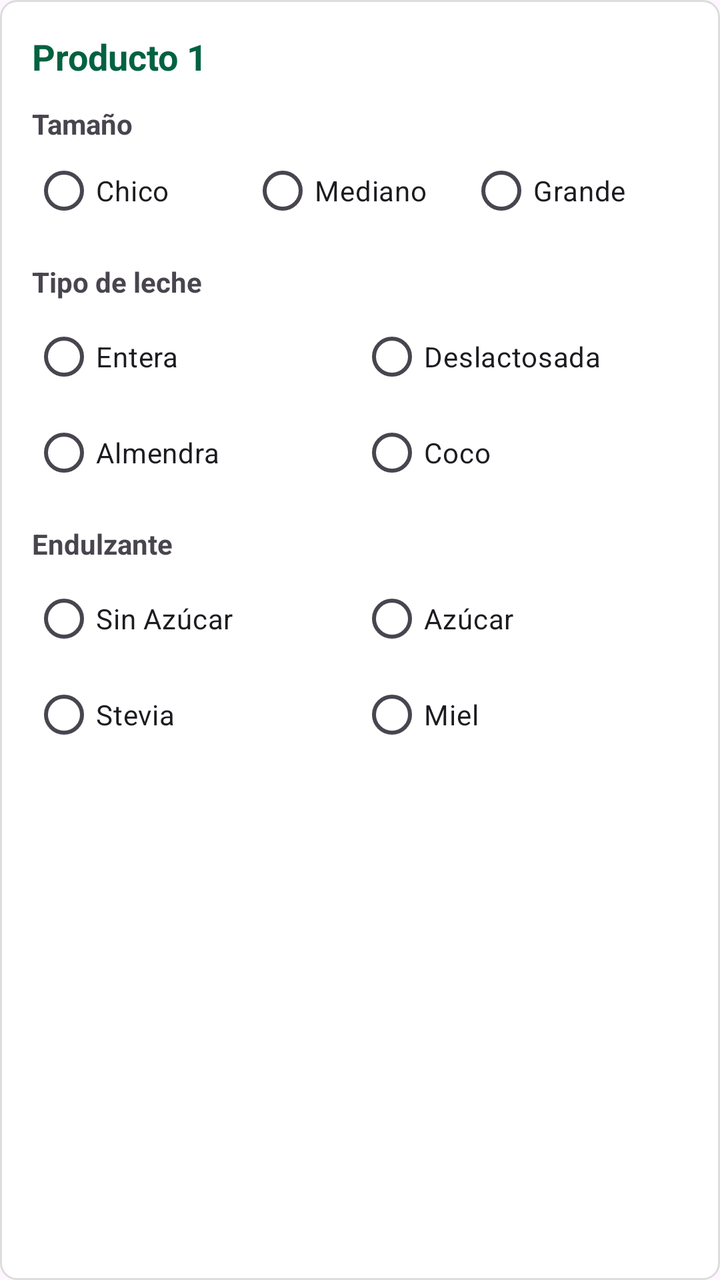
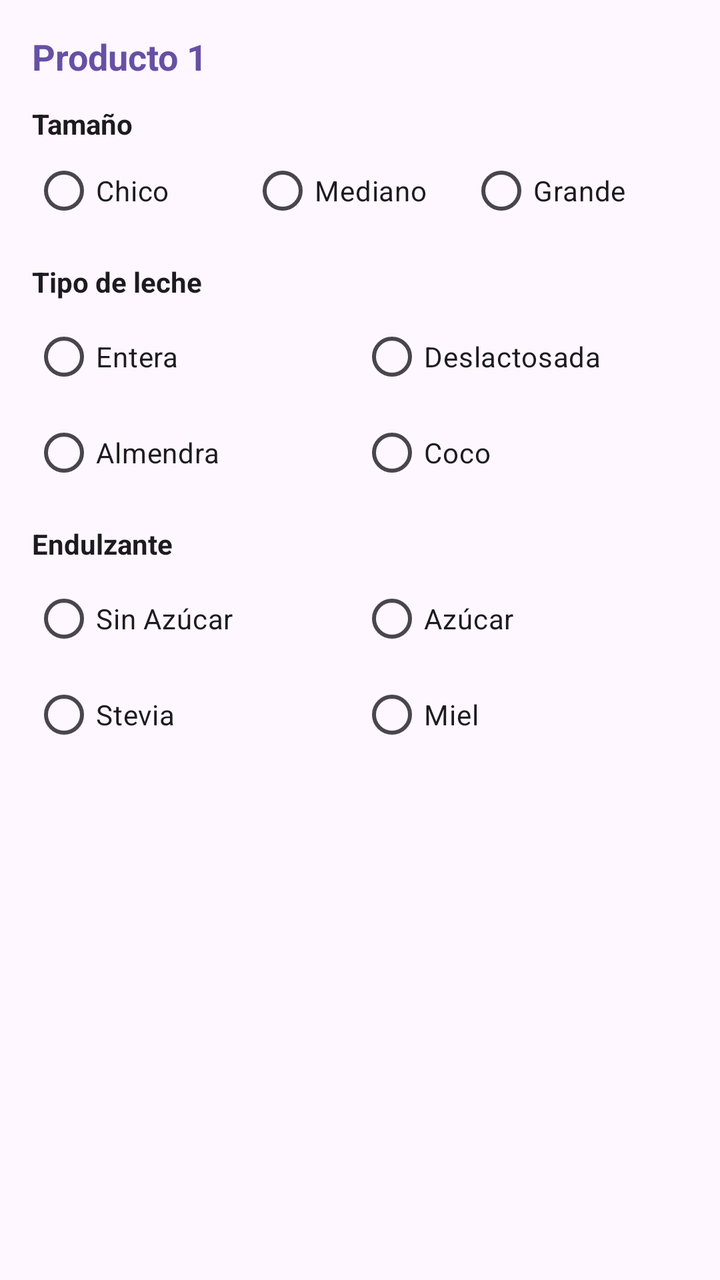

Before-and-after screenshots of an Android layout around one commit, followed by the original layout XML and the change that was made.
<!-- AndroidManifest.xml: application theme Theme.Navegacion_Menus -->
<!-- res/layout/item_custom_block.xml -->
<?xml version="1.0" encoding="utf-8"?>
<LinearLayout xmlns:android="http://schemas.android.com/apk/res/android"
    android:layout_width="match_parent"
    android:layout_height="wrap_content"
    android:orientation="vertical"
    android:padding="16dp"
    android:layout_marginBottom="16dp"
    android:background="@drawable/border_light_gray">

    <TextView
        android:id="@+id/tv_item_number"
        android:layout_width="wrap_content"
        android:layout_height="wrap_content"
        android:text="Producto 1"
        android:textColor="#006241"
        android:textStyle="bold"
        android:textSize="18sp"
        android:layout_marginBottom="12dp"/>

    <LinearLayout
        android:id="@+id/section_size_container"
        android:layout_width="match_parent"
        android:layout_height="wrap_content"
        android:orientation="vertical">

        <TextView
            android:id="@+id/tv_titulo_tamano"
            android:layout_width="wrap_content"
            android:layout_height="wrap_content"
            android:text="Tamaño"
            android:textStyle="bold" />

        <RadioGroup
            android:id="@+id/section_size"
            android:layout_width="match_parent"
            android:layout_height="wrap_content"
            android:orientation="horizontal"
            android:layout_marginBottom="12dp">

            <RadioButton android:id="@+id/rb_chico" android:layout_width="0dp" android:layout_weight="1" android:layout_height="wrap_content" android:text="Chico"/>
            <RadioButton android:id="@+id/rb_mediano" android:layout_width="0dp" android:layout_weight="1" android:layout_height="wrap_content" android:text="Mediano"/>
            <RadioButton android:id="@+id/rb_grande" android:layout_width="0dp" android:layout_weight="1" android:layout_height="wrap_content" android:text="Grande" />
        </RadioGroup>
    </LinearLayout>

    <LinearLayout android:id="@+id/section_leche" android:layout_width="match_parent" android:layout_height="wrap_content" android:orientation="vertical" android:layout_marginBottom="12dp">
        <TextView android:layout_width="wrap_content" android:layout_height="wrap_content" android:text="Tipo de leche" android:textStyle="bold" android:layout_marginBottom="4dp"/>

        <LinearLayout android:layout_width="match_parent" android:layout_height="wrap_content" android:orientation="horizontal">
            <RadioButton android:id="@+id/rb_entera" android:layout_width="0dp" android:layout_weight="1" android:layout_height="wrap_content" android:text="Entera" />
            <RadioButton android:id="@+id/rb_deslacto" android:layout_width="0dp" android:layout_weight="1" android:layout_height="wrap_content" android:text="Deslactosada"/>
        </LinearLayout>

        <LinearLayout android:layout_width="match_parent" android:layout_height="wrap_content" android:orientation="horizontal">
            <RadioButton android:id="@+id/rb_almendra" android:layout_width="0dp" android:layout_weight="1" android:layout_height="wrap_content" android:text="Almendra"/>
            <RadioButton android:id="@+id/rb_coco" android:layout_width="0dp" android:layout_weight="1" android:layout_height="wrap_content" android:text="Coco"/>
        </LinearLayout>
    </LinearLayout>

    <LinearLayout android:id="@+id/section_endulzante" android:layout_width="match_parent" android:layout_height="wrap_content" android:orientation="vertical" android:layout_marginBottom="12dp">
        <TextView android:layout_width="wrap_content" android:layout_height="wrap_content" android:text="Endulzante" android:textStyle="bold" android:layout_marginBottom="4dp"/>

        <LinearLayout android:layout_width="match_parent" android:layout_height="wrap_content" android:orientation="horizontal">
            <RadioButton android:id="@+id/rb_sin_azucar" android:layout_width="0dp" android:layout_weight="1" android:layout_height="wrap_content" android:text="Sin Azúcar"/>
            <RadioButton android:id="@+id/rb_azucar" android:layout_width="0dp" android:layout_weight="1" android:layout_height="wrap_content" android:text="Azúcar" />
        </LinearLayout>

        <LinearLayout android:layout_width="match_parent" android:layout_height="wrap_content" android:orientation="horizontal">
            <RadioButton android:id="@+id/rb_stevia" android:layout_width="0dp" android:layout_weight="1" android:layout_height="wrap_content" android:text="Stevia"/>
            <RadioButton android:id="@+id/rb_miel" android:layout_width="0dp" android:layout_weight="1" android:layout_height="wrap_content" android:text="Miel"/>
        </LinearLayout>
    </LinearLayout>

    <LinearLayout
        android:id="@+id/section_salados"
        android:layout_width="match_parent"
        android:layout_height="wrap_content"
        android:orientation="vertical"
        android:visibility="gone">

        <TextView
            android:layout_width="wrap_content"
            android:layout_height="wrap_content"
            android:text="Salsas y Aderezos"
            android:textStyle="bold"
            android:layout_marginTop="8dp"/>

        <LinearLayout
            android:layout_width="match_parent"
            android:layout_height="wrap_content"
            android:orientation="horizontal">
            <CheckBox android:id="@+id/cb_mayonesa" android:layout_width="0dp" android:layout_weight="1" android:layout_height="wrap_content" android:text="Mayonesa" />
            <CheckBox android:id="@+id/cb_chipotle" android:layout_width="0dp" android:layout_weight="1" android:layout_height="wrap_content" android:text="Chipotle" />
        </LinearLayout>

        <LinearLayout
            android:id="@+id/row_salsas_opcionales"
            android:layout_width="match_parent"
            android:layout_height="wrap_content"
            android:orientation="horizontal">
            <CheckBox android:id="@+id/cb_catsup" android:layout_width="0dp" android:layout_weight="1" android:layout_height="wrap_content" android:text="Catsup" />
            <CheckBox android:id="@+id/cb_mostaza" android:layout_width="0dp" android:layout_weight="1" android:layout_height="wrap_content" android:text="Mostaza" />
        </LinearLayout>

        <TextView
            android:layout_width="wrap_content"
            android:layout_height="wrap_content"
            android:text="Vegetales"
            android:textStyle="bold"
            android:layout_marginTop="8dp"/>

        <LinearLayout
            android:layout_width="match_parent"
            android:layout_height="wrap_content"
            android:orientation="horizontal">
            <CheckBox android:id="@+id/cb_cebolla" android:layout_width="0dp" android:layout_weight="1" android:layout_height="wrap_content" android:text="Cebolla" />
            <CheckBox android:id="@+id/cb_jitomate" android:layout_width="0dp" android:layout_weight="1" android:layout_height="wrap_content" android:text="Jitomate" />
        </LinearLayout>

        <LinearLayout
            android:layout_width="match_parent"
            android:layout_height="wrap_content"
            android:orientation="horizontal">
            <CheckBox android:id="@+id/cb_lechuga" android:layout_width="0dp" android:layout_weight="1" android:layout_height="wrap_content" android:text="Lechuga" />
            <CheckBox android:id="@+id/cb_picante" android:layout_width="0dp" android:layout_weight="1" android:layout_height="wrap_content" android:text="Chiles" />
        </LinearLayout>

        <TextView
            android:layout_width="wrap_content"
            android:layout_height="wrap_content"
            android:text="Añadir Extras (+$15)"
            android:textStyle="bold"
            android:textColor="#006241"
            android:layout_marginTop="8dp"/>

        <LinearLayout
            android:layout_width="match_parent"
            android:layout_height="wrap_content"
            android:orientation="horizontal">
            <CheckBox android:id="@+id/cb_extra_queso" android:layout_width="0dp" android:layout_weight="1" android:layout_height="wrap_content" android:text="Extra Queso" />
            <CheckBox android:id="@+id/cb_extra_aguacate" android:layout_width="0dp" android:layout_weight="1" android:layout_height="wrap_content" android:text="Aguacate" />
        </LinearLayout>

        <LinearLayout
            android:layout_width="match_parent"
            android:layout_height="wrap_content"
            android:orientation="horizontal">
            <CheckBox android:id="@+id/cb_extra_aderezo" android:layout_width="0dp" android:layout_weight="1" android:layout_height="wrap_content" android:text="Extra Aderezo" />
            <View android:layout_width="0dp" android:layout_weight="1" android:layout_height="0dp" />
        </LinearLayout>

    </LinearLayout>

    <LinearLayout
        android:id="@+id/section_dulces"
        android:layout_width="match_parent"
        android:layout_height="wrap_content"
        android:orientation="vertical"
        android:visibility="gone">

        <TextView
            android:layout_width="wrap_content"
            android:layout_height="wrap_content"
            android:text="Topping extra (+$15 c/u)"
            android:textStyle="bold"
            android:textColor="#006241"
            android:layout_marginTop="8dp"
            android:layout_marginBottom="4dp"/>

        <LinearLayout
            android:id="@+id/row_dulces_primera"
            android:layout_width="match_parent"
            android:layout_height="wrap_content"
            android:orientation="horizontal"
            android:weightSum="2">
            <CheckBox
                android:id="@+id/cb_extra_chocolate"
                android:layout_width="0dp"
                android:layout_weight="1"
                android:layout_height="wrap_content"
                android:text="Extra Chocolate" />
            <CheckBox
                android:id="@+id/cb_bola_helado"
                android:layout_width="0dp"
                android:layout_weight="1"
                android:layout_height="wrap_content"
                android:text="Bola de Helado" />
        </LinearLayout>

        <LinearLayout
            android:layout_width="match_parent"
            android:layout_height="wrap_content"
            android:orientation="horizontal"
            android:weightSum="2">
            <CheckBox
                android:id="@+id/cb_extra_caramelo"
                android:layout_width="0dp"
                android:layout_weight="1"
                android:layout_height="wrap_content"
                android:text="Extra Caramelo" />
            <CheckBox
                android:id="@+id/cb_extra_nueces"
                android:layout_width="0dp"
                android:layout_weight="1"
                android:layout_height="wrap_content"
                android:text="Extra Nueces" />
        </LinearLayout>

    </LinearLayout>
</LinearLayout>
<!-- resources referenced by this layout -->
<resources>
  <!-- drawable border_light_gray (drawable) -->
  <?xml version="1.0" encoding="utf-8"?>
  <shape xmlns:android="http://schemas.android.com/apk/res/android">
      <solid android:color="#FFFFFF" />
      <stroke
          android:width="1dp"
          android:color="#DDDDDD" />
      <corners android:radius="8dp" />
  </shape>
  <style name="Theme.Navegacion_Menus" parent="Base.Theme.Navegacion_Menus" />
  <style name="Base.Theme.Navegacion_Menus" parent="Theme.Material3.DayNight.NoActionBar">
          
          
          <item name="android:windowTranslucentStatus">true</item>
      </style>
</resources>

<!-- the commit's change to res/layout/item_custom_block.xml (unified diff, before → after) -->
@@ -5,17 +5,14 @@
     android:orientation="vertical"
     android:padding="16dp"
     android:layout_marginBottom="16dp"
-    android:background="@drawable/border_light_gray">
-
-    <TextView
-        android:id="@+id/tv_item_number"
-        android:layout_width="wrap_content"
-        android:layout_height="wrap_content"
-        android:text="Producto 1"
-        android:textColor="#006241"
-        android:textStyle="bold"
-        android:textSize="18sp"
-        android:layout_marginBottom="12dp"/>
+    android:background="?android:attr/windowBackground"> <TextView
+    android:id="@+id/tv_item_number"
+    android:layout_width="wrap_content"
+    android:layout_height="wrap_content"
+    android:text="Producto 1"
+    android:textColor="?attr/colorBarraYBotones" android:textStyle="bold"
+    android:textSize="18sp"
+    android:layout_marginBottom="12dp"/>
 
     <LinearLayout
         android:id="@+id/section_size_container"
@@ -28,7 +25,7 @@
             android:layout_width="wrap_content"
             android:layout_height="wrap_content"
             android:text="Tamaño"
-            android:textStyle="bold" />
+            android:textColor="?android:attr/textColorPrimary" android:textStyle="bold" />
 
         <RadioGroup
             android:id="@+id/section_size"
@@ -44,12 +41,10 @@
     </LinearLayout>
 
     <LinearLayout android:id="@+id/section_leche" android:layout_width="match_parent" android:layout_height="wrap_content" android:orientation="vertical" android:layout_marginBottom="12dp">
-        <TextView android:layout_width="wrap_content" android:layout_height="wrap_content" android:text="Tipo de leche" android:textStyle="bold" android:layout_marginBottom="4dp"/>
-
-        <LinearLayout android:layout_width="match_parent" android:layout_height="wrap_content" android:orientation="horizontal">
-            <RadioButton android:id="@+id/rb_entera" android:layout_width="0dp" android:layout_weight="1" android:layout_height="wrap_content" android:text="Entera" />
-            <RadioButton android:id="@+id/rb_deslacto" android:layout_width="0dp" android:layout_weight="1" android:layout_height="wrap_content" android:text="Deslactosada"/>
-        </LinearLayout>
+        <TextView android:layout_width="wrap_content" android:layout_height="wrap_content" android:text="Tipo de leche" android:textColor="?android:attr/textColorPrimary" android:textStyle="bold" android:layout_marginBottom="4dp"/> <LinearLayout android:layout_width="match_parent" android:layout_height="wrap_content" android:orientation="horizontal">
+        <RadioButton android:id="@+id/rb_entera" android:layout_width="0dp" android:layout_weight="1" android:layout_height="wrap_content" android:text="Entera" />
+        <RadioButton android:id="@+id/rb_deslacto" android:layout_width="0dp" android:layout_weight="1" android:layout_height="wrap_content" android:text="Deslactosada"/>
+    </LinearLayout>
 
         <LinearLayout android:layout_width="match_parent" android:layout_height="wrap_content" android:orientation="horizontal">
             <RadioButton android:id="@+id/rb_almendra" android:layout_width="0dp" android:layout_weight="1" android:layout_height="wrap_content" android:text="Almendra"/>
@@ -58,12 +53,10 @@
     </LinearLayout>
 
     <LinearLayout android:id="@+id/section_endulzante" android:layout_width="match_parent" android:layout_height="wrap_content" android:orientation="vertical" android:layout_marginBottom="12dp">
-        <TextView android:layout_width="wrap_content" android:layout_height="wrap_content" android:text="Endulzante" android:textStyle="bold" android:layout_marginBottom="4dp"/>
-
-        <LinearLayout android:layout_width="match_parent" android:layout_height="wrap_content" android:orientation="horizontal">
-            <RadioButton android:id="@+id/rb_sin_azucar" android:layout_width="0dp" android:layout_weight="1" android:layout_height="wrap_content" android:text="Sin Azúcar"/>
-            <RadioButton android:id="@+id/rb_azucar" android:layout_width="0dp" android:layout_weight="1" android:layout_height="wrap_content" android:text="Azúcar" />
-        </LinearLayout>
+        <TextView android:layout_width="wrap_content" android:layout_height="wrap_content" android:text="Endulzante" android:textColor="?android:attr/textColorPrimary" android:textStyle="bold" android:layout_marginBottom="4dp"/> <LinearLayout android:layout_width="match_parent" android:layout_height="wrap_content" android:orientation="horizontal">
+        <RadioButton android:id="@+id/rb_sin_azucar" android:layout_width="0dp" android:layout_weight="1" android:layout_height="wrap_content" android:text="Sin Azúcar"/>
+        <RadioButton android:id="@+id/rb_azucar" android:layout_width="0dp" android:layout_weight="1" android:layout_height="wrap_content" android:text="Azúcar" />
+    </LinearLayout>
 
         <LinearLayout android:layout_width="match_parent" android:layout_height="wrap_content" android:orientation="horizontal">
             <RadioButton android:id="@+id/rb_stevia" android:layout_width="0dp" android:layout_weight="1" android:layout_height="wrap_content" android:text="Stevia"/>
@@ -82,7 +75,7 @@
             android:layout_width="wrap_content"
             android:layout_height="wrap_content"
             android:text="Salsas y Aderezos"
-            android:textStyle="bold"
+            android:textColor="?android:attr/textColorPrimary" android:textStyle="bold"
             android:layout_marginTop="8dp"/>
 
         <LinearLayout
@@ -106,7 +99,7 @@
             android:layout_width="wrap_content"
             android:layout_height="wrap_content"
             android:text="Vegetales"
-            android:textStyle="bold"
+            android:textColor="?android:attr/textColorPrimary" android:textStyle="bold"
             android:layout_marginTop="8dp"/>
 
         <LinearLayout
@@ -130,8 +123,7 @@
             android:layout_height="wrap_content"
             android:text="Añadir Extras (+$15)"
             android:textStyle="bold"
-            android:textColor="#006241"
-            android:layout_marginTop="8dp"/>
+            android:textColor="?attr/colorBarraYBotones" android:layout_marginTop="8dp"/>
 
         <LinearLayout
             android:layout_width="match_parent"
@@ -163,8 +155,7 @@
             android:layout_height="wrap_content"
             android:text="Topping extra (+$15 c/u)"
             android:textStyle="bold"
-            android:textColor="#006241"
-            android:layout_marginTop="8dp"
+            android:textColor="?attr/colorBarraYBotones" android:layout_marginTop="8dp"
             android:layout_marginBottom="4dp"/>
 
         <LinearLayout
<!-- resource entries referenced after the edit -->
@@ -1,19 +1,14 @@
 <!-- resources referenced by this layout -->
 <resources>
-  <!-- drawable border_light_gray (drawable) -->
-  <?xml version="1.0" encoding="utf-8"?>
-  <shape xmlns:android="http://schemas.android.com/apk/res/android">
-      <solid android:color="#FFFFFF" />
-      <stroke
-          android:width="1dp"
-          android:color="#DDDDDD" />
-      <corners android:radius="8dp" />
-  </shape>
   <style name="Theme.Navegacion_Menus" parent="Base.Theme.Navegacion_Menus" />
   <style name="Base.Theme.Navegacion_Menus" parent="Theme.Material3.DayNight.NoActionBar">
-          
-          
+          <item name="colorBarraYBotones">@color/morado_app_theme</item>
+          <item name="colorTextoPasos">@color/primary_color</item>
+  
+          <item name="colorPrimary">?attr/colorBarraYBotones</item>
           <item name="android:windowTranslucentStatus">true</item>
       </style>
+  <color name="morado_app_theme">#6750A4</color>
+  <color name="primary_color">#006241</color>
 </resources>
 
